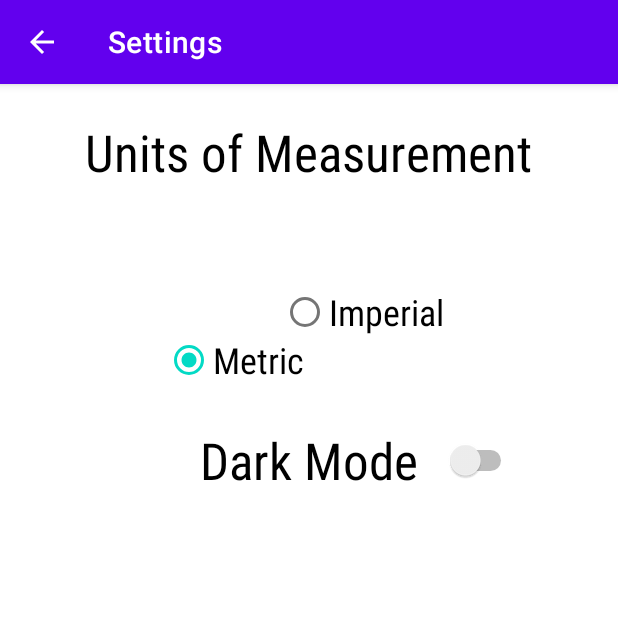
After one commit to zihao-xu2096/MapMyJog, an Android app: the SettingsActivity screen opened directly, with no data from a screen before it, on a phone screen of 412 x 824 dp, the top half of it. The commit adds this screen. Run offline under Robolectric (Android 15) with nearby library versions, the phone set to English and light mode, and no system bars; our stand-ins replace androidx.preference.

Commit message:
feat(menu): Changed homepage ui, created a settings page + linked

```diff
--- a/app/build.gradle
+++ b/app/build.gradle
@@ -38,6 +38,7 @@ dependencies {
     implementation 'androidx.constraintlayout:constraintlayout:2.1.0'
     implementation 'androidx.navigation:navigation-fragment:2.3.5'
     implementation 'androidx.navigation:navigation-ui:2.3.5'
+    implementation 'androidx.preference:preference:1.1.1'
     testImplementation 'junit:junit:4.+'
     androidTestImplementation 'androidx.test.ext:junit:1.1.3'
     androidTestImplementation 'androidx.test.espresso:espresso-core:3.4.0'
--- /dev/null
+++ b/app/src/main/java/com/example/mapmyjogofficial/SettingsActivity.java
@@ -0,0 +1,32 @@
+package com.example.mapmyjogofficial;
+
+import android.os.Bundle;
+import androidx.appcompat.app.ActionBar;
+import androidx.appcompat.app.AppCompatActivity;
+import androidx.preference.PreferenceFragmentCompat;
+
+public class SettingsActivity extends AppCompatActivity {
+
+    @Override
+    protected void onCreate(Bundle savedInstanceState) {
+        super.onCreate(savedInstanceState);
+        setContentView(R.layout.settings_activity);
+        if (savedInstanceState == null) {
+            getSupportFragmentManager()
+                    .beginTransaction()
+                    //.replace(R.id.settings, new SettingsFragment())*/
+                    .commit();
+        }
+        ActionBar actionBar = getSupportActionBar();
+        if (actionBar != null) {
+            actionBar.setDisplayHomeAsUpEnabled(true);
+        }
+    }
+
+/*    public static class SettingsFragment extends PreferenceFragmentCompat {
+        @Override
+        public void onCreatePreferences(Bundle savedInstanceState, String rootKey) {
+            setPreferencesFromResource(R.xml.root_preferences, rootKey);
+        }
+    }*/
+}
--- /dev/null
+++ b/app/src/main/res/layout/settings_activity.xml
@@ -0,0 +1,82 @@
+<LinearLayout
+    xmlns:android="http://schemas.android.com/apk/res/android"
+    xmlns:tools="http://schemas.android.com/tools"
+    xmlns:app="http://schemas.android.com/apk/res-auto"
+    android:layout_width="match_parent"
+    android:layout_height="match_parent"
+    tools:context=".SettingsActivity">
+
+    <FrameLayout
+        android:id="@+id/settings"
+        android:layout_width="match_parent"
+        android:layout_height="match_parent">
+
+
+        <RadioGroup
+            android:id="@+id/Units_of_Measurement"
+            android:layout_width="wrap_content"
+            android:layout_height="wrap_content"
+            android:layout_gravity="center"
+            android:layout_marginTop="-400px"
+            android:checkedButton="@id/radioButton2">
+
+            <RadioButton
+                android:id="@+id/radioButton2"
+                android:layout_width="wrap_content"
+                android:layout_height="wrap_content"
+                android:layout_marginLeft="80px"
+                android:layout_marginTop="200px"
+                android:fontFamily="sans-serif-condensed"
+                android:text="Metric"
+                android:textSize="24sp" />
+
+            <RadioButton
+                android:id="@+id/radioButton3"
+                android:layout_width="wrap_content"
+                android:layout_height="wrap_content"
+                android:layout_gravity="right"
+                android:layout_marginTop="-120px"
+                android:layout_marginRight="80px"
+                android:fontFamily="sans-serif-condensed"
+                android:text="Imperial "
+                android:textSize="24sp" />
+
+            <TextView
+                android:id="@+id/textView"
+                android:layout_width="wrap_content"
+                android:layout_height="wrap_content"
+                android:layout_marginTop="-230px"
+                android:fontFamily="sans-serif-condensed"
+                android:text="@string/text_measurement"
+                android:textColor="#000000"
+                android:textSize="34sp" />
+        </RadioGroup>
+
+        <Switch
+            android:id="@+id/switch1"
+            android:layout_width="211dp"
+            android:layout_height="wrap_content"
+            android:layout_gravity="center"
+            android:layout_marginLeft="50px"
+            android:layout_marginTop="-200px"
+            android:fontFamily="sans-serif-condensed"
+            android:lineSpacingExtra="0.01dp"
+            android:switchTextAppearance="@style/TextAppearance.AppCompat.Body1"
+            android:text="Dark Mode"
+            android:textSize="34sp" />
+
+        <TextView
+            android:id="@+id/SettingTitle"
+            android:layout_width="wrap_content"
+            android:layout_height="wrap_content"
+            android:layout_gravity="center"
+            android:layout_marginTop="-750px"
+            android:fontFamily="sans-serif-condensed"
+            android:text="Settings"
+            android:textColor="#000000"
+            android:textSize="48sp" />
+
+
+
+    </FrameLayout>
+</LinearLayout>
--- a/app/src/main/res/values/colors.xml
+++ b/app/src/main/res/values/colors.xml
@@ -7,4 +7,5 @@
     <color name="teal_700">#FF018786</color>
     <color name="black">#FF000000</color>
     <color name="white">#FFFFFFFF</color>
+    <color name="color_theme">#00BCD4</color>
 </resources>
```
Also changed, not shown: app/src/main/AndroidManifest.xml (+7 -3 lines), app/src/main/java/com/example/mapmyjogofficial/FirstFragment.java (+15 -0 lines), app/src/main/java/com/example/mapmyjogofficial/MainActivity.java (+14 -2 lines), app/src/main/java/com/example/mapmyjogofficial/SecondFragment.java (added, +46 -0 lines), app/src/main/res/layout/activity_main.xml (+5 -5 lines), app/src/main/res/layout/fragment_first.xml (+67 -37 lines), app/src/main/res/layout/fragment_second.xml (added, +30 -0 lines), app/src/main/res/values/arrays.xml (added, +12 -0 lines), app/src/main/res/values/strings.xml (+18 -1 lines).
